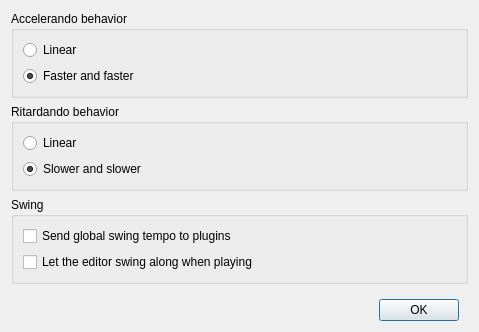
The window that Qt/qt4_song_properties.ui (kmatheussen/radium) describes before a commit, drawn with Qt 5.
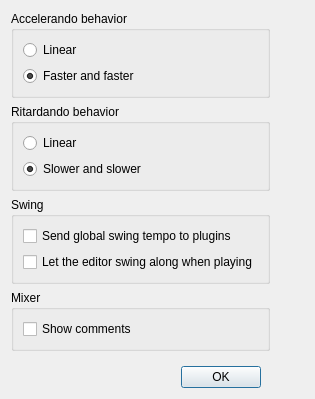
The same window after the commit.

Commit message: Mixer strips: Make it possible to hide the comments. Hidden by default. API: setMixerStripCommentsVisible / mixerStripCommentsVisible

The edit to the form file:
```diff
--- a/Qt/qt4_song_properties.ui
+++ b/Qt/qt4_song_properties.ui
@@ -6,8 +6,8 @@
    <rect>
     <x>0</x>
     <y>0</y>
-    <width>479</width>
-    <height>330</height>
+    <width>315</width>
+    <height>397</height>
    </rect>
   </property>
   <property name="sizePolicy">
@@ -19,7 +19,7 @@
   <property name="windowTitle">
    <string>Dialog</string>
   </property>
-  <layout class="QGridLayout" name="gridLayout_3" rowstretch="0,0,0,0">
+  <layout class="QGridLayout" name="gridLayout_3" rowstretch="0,0,0,0,0" columnstretch="1,1">
    <property name="bottomMargin">
     <number>2</number>
    </property>
@@ -49,33 +49,30 @@
      </layout>
     </widget>
    </item>
-   <item row="0" column="0">
-    <widget class="QGroupBox" name="groupBox_2">
+   <item row="2" column="0">
+    <widget class="QGroupBox" name="groupBox">
      <property name="title">
-      <string>Accelerando behavior</string>
+      <string>Swing</string>
      </property>
-     <layout class="QGridLayout" name="gridLayout_4">
+     <layout class="QGridLayout" name="gridLayout">
       <item row="0" column="0">
-       <widget class="QRadioButton" name="acc_linear">
+       <widget class="QCheckBox" name="send_swing_to_plugins">
         <property name="text">
-         <string>Linear</string>
+         <string>Send global swing tempo to plugins</string>
         </property>
        </widget>
       </item>
       <item row="1" column="0">
-       <widget class="QRadioButton" name="acc_faster_and_faster">
+       <widget class="QCheckBox" name="swing_along">
         <property name="text">
-         <string>Faster and faster</string>
-        </property>
-        <property name="checked">
-         <bool>true</bool>
+         <string>Let the editor swing along when playing</string>
         </property>
        </widget>
       </item>
      </layout>
     </widget>
    </item>
-   <item row="3" column="0">
+   <item row="4" column="0">
     <widget class="QWidget" name="widget" native="true">
      <property name="sizePolicy">
       <sizepolicy hsizetype="Preferred" vsizetype="Fixed">
@@ -103,23 +100,42 @@
      </layout>
     </widget>
    </item>
-   <item row="2" column="0">
-    <widget class="QGroupBox" name="groupBox">
+   <item row="0" column="0">
+    <widget class="QGroupBox" name="groupBox_2">
      <property name="title">
-      <string>Swing</string>
+      <string>Accelerando behavior</string>
      </property>
-     <layout class="QGridLayout" name="gridLayout">
+     <layout class="QGridLayout" name="gridLayout_4">
       <item row="0" column="0">
-       <widget class="QCheckBox" name="send_swing_to_plugins">
+       <widget class="QRadioButton" name="acc_linear">
         <property name="text">
-         <string>Send global swing tempo to plugins</string>
+         <string>Linear</string>
         </property>
        </widget>
       </item>
       <item row="1" column="0">
-       <widget class="QCheckBox" name="swing_along">
+       <widget class="QRadioButton" name="acc_faster_and_faster">
         <property name="text">
-         <string>Let the editor swing along when playing</string>
+         <string>Faster and faster</string>
+        </property>
+        <property name="checked">
+         <bool>true</bool>
+        </property>
+       </widget>
+      </item>
+     </layout>
+    </widget>
+   </item>
+   <item row="3" column="0">
+    <widget class="QGroupBox" name="groupBox_4">
+     <property name="title">
+      <string>Mixer</string>
+     </property>
+     <layout class="QGridLayout" name="gridLayout_2">
+      <item row="0" column="0">
+       <widget class="QCheckBox" name="mixer_comments_visible">
+        <property name="text">
+         <string>Show comments</string>
         </property>
        </widget>
       </item>
```
The commit also changes 7 other files.
